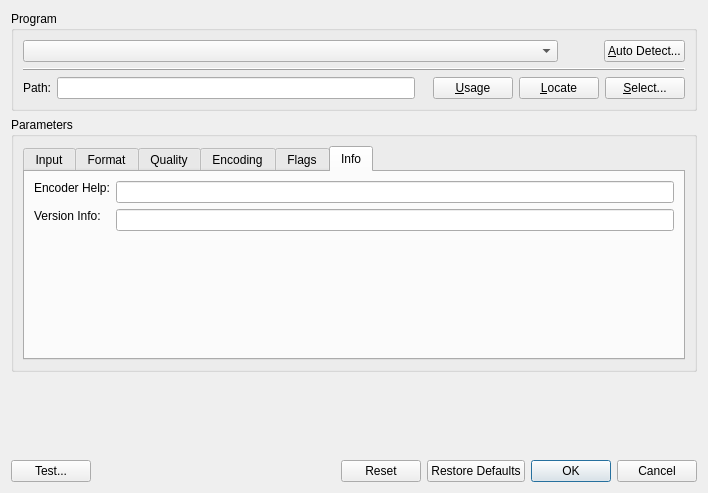
Before: the Qt Designer form plugins/codec_mp3/MP3EncoderDialogBase.ui in KDE/kwave, drawn with Qt 5.
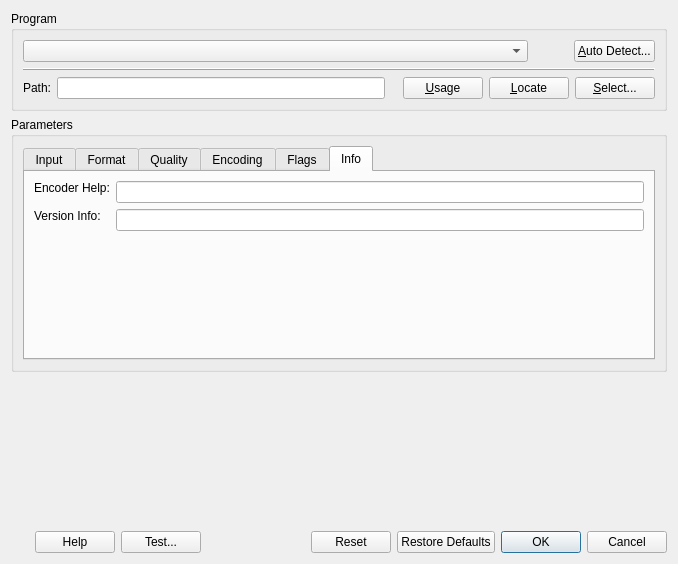
After: the same form once the commit is applied. The open tabs and pages were chosen to show the change. Custom widgets are drawn as their Qt base class.

Commit message: codec_mp3: added missing 'help' button to encoder setup dialog

```diff
--- a/plugins/codec_mp3/MP3EncoderDialogBase.ui
+++ b/plugins/codec_mp3/MP3EncoderDialogBase.ui
@@ -6,8 +6,8 @@
    <rect>
     <x>0</x>
     <y>0</y>
-    <width>708</width>
-    <height>493</height>
+    <width>678</width>
+    <height>564</height>
    </rect>
   </property>
   <property name="sizePolicy">
@@ -19,8 +19,8 @@
   <property name="windowTitle">
    <string>MP3 Encoder Settings</string>
   </property>
-  <layout class="QVBoxLayout" name="verticalLayout_2">
-   <item>
+  <layout class="QGridLayout" name="gridLayout_7">
+   <item row="0" column="0">
     <widget class="QGroupBox" name="grpProgram">
      <property name="sizePolicy">
       <sizepolicy hsizetype="Minimum" vsizetype="Preferred">
@@ -141,7 +141,7 @@
      </layout>
     </widget>
    </item>
-   <item>
+   <item row="1" column="0">
     <widget class="QGroupBox" name="grpParameters">
      <property name="title">
       <string>Parameters</string>
@@ -1036,7 +1036,7 @@
      </layout>
     </widget>
    </item>
-   <item>
+   <item row="2" column="0">
     <spacer name="verticalSpacer">
      <property name="orientation">
       <enum>Qt::Vertical</enum>
@@ -1052,8 +1052,15 @@
      </property>
     </spacer>
    </item>
-   <item>
+   <item row="3" column="0">
     <layout class="QHBoxLayout" name="horizontalLayout">
+     <item>
+      <widget class="QDialogButtonBox" name="buttonBox_Help">
+       <property name="standardButtons">
+        <set>QDialogButtonBox::Help</set>
+       </property>
+      </widget>
+     </item>
      <item>
       <widget class="QPushButton" name="btTest">
        <property name="toolTip">
```
Left out of the diff: 6 changed lines with no effect on the pictures. The commit also changes 21 other files.
